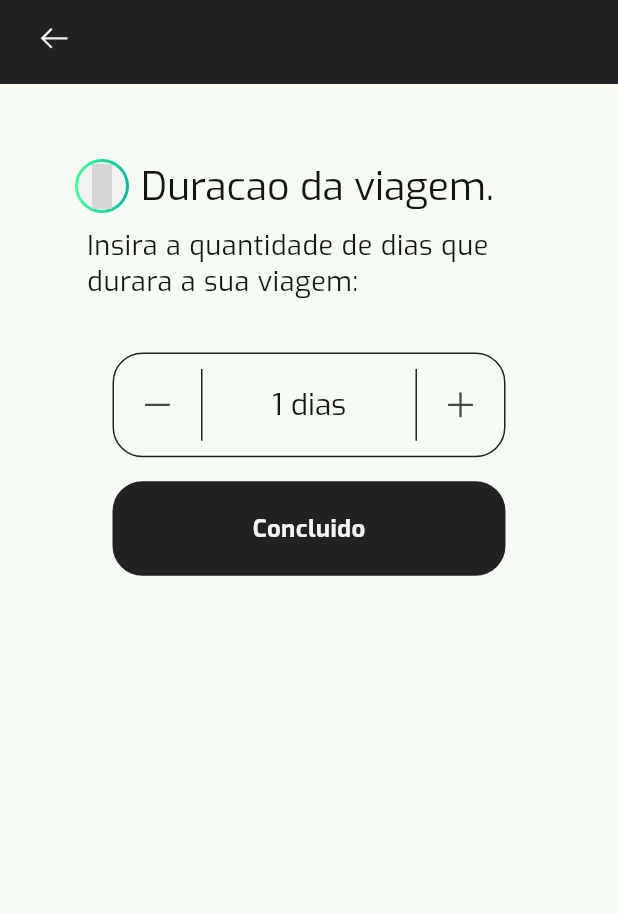
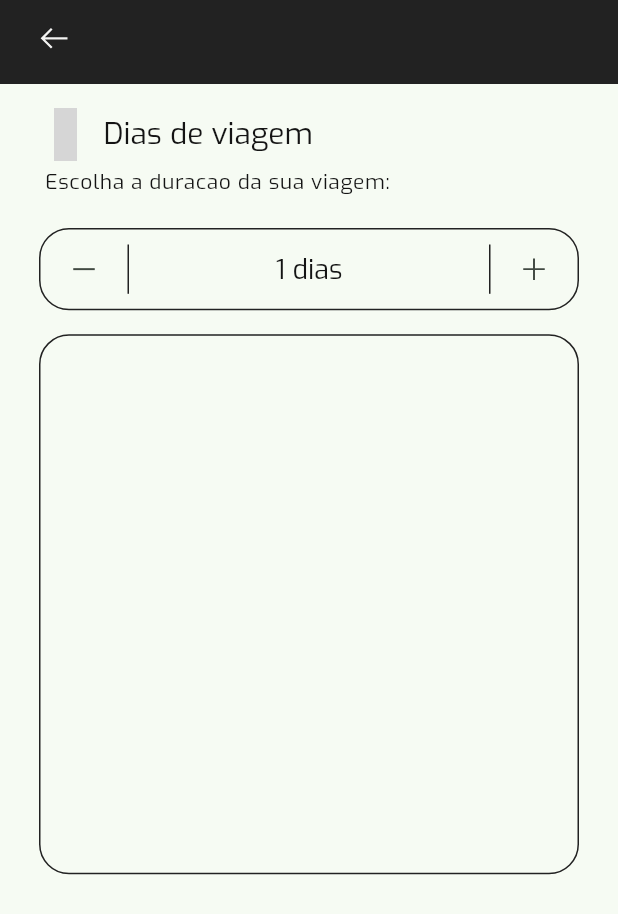
Before and after one commit to voidrt/viagens, a Flutter app: the TripDurationLayout screen opened directly, after a tap on an icon or button, on a phone screen of 412 x 824 dp. Shown: the top 914 px of the screen. Run offline on Flutter 3.47's test engine with Material 3 defaults, Android fonts, the phone set to English and light mode, and no system bars; our stand-ins replace firebase_auth, firebase_core, flutter_riverpod, go_router, google_sign_in, line_icons; missing offline and left inert: dash_flags; accounts and stored records are empty; network calls fail; grey boxes are pictures that could not be loaded.

Commit message:
Change Notifier setup for Trip Duration

```diff
--- /dev/null
+++ b/lib/core/providers/trip_duration/duration_provider.dart
@@ -0,0 +1,24 @@
+import 'dart:math';
+
+import 'package:flutter/material.dart';
+import 'package:flutter_riverpod/flutter_riverpod.dart';
+
+final tripDurationProvider = ChangeNotifierProvider<TripDuration>(
+  (ref) => TripDuration(duration: 0),
+);
+
+class TripDuration extends ChangeNotifier {
+  TripDuration({required this.duration});
+
+  int duration;
+
+  void decrement() {
+    duration = max(duration - 1, 0);
+    notifyListeners();
+  }
+
+  void increment() {
+    duration++;
+    notifyListeners();
+  }
+}
--- a/lib/interface/auth/components/divider_text.dart
+++ b/lib/interface/auth/components/divider_text.dart
@@ -8,7 +8,7 @@ class DividerText extends StatelessWidget {
   Widget build(BuildContext context) {
     return Padding(
       padding: const EdgeInsets.symmetric(
-        vertical: Paddings.bigger / 1.5,
+        vertical: Paddings.big,
       ),
       child: Row(
         children: [
--- a/lib/interface/auth/components/forgot_password.dart
+++ b/lib/interface/auth/components/forgot_password.dart
@@ -9,7 +9,7 @@ class ForgotPassword extends StatelessWidget {
   Widget build(BuildContext context) {
     return Padding(
       padding: const EdgeInsets.only(
-        top: Paddings.kDefault,
+        top: Paddings.medium,
         bottom: Paddings.kDefault,
       ),
       child: Row(
--- a/lib/interface/auth/layout/login_layout.dart
+++ b/lib/interface/auth/layout/login_layout.dart
@@ -32,7 +32,7 @@ class LoginScreenLayout extends StatelessWidget {
               InputSection(),
               DividerText(),
               AccLoginRow(),
-              SizedBox(height: Paddings.bigger),
+              SizedBox(height: Paddings.big),
               CreateAccountText()
             ],
           ),
--- a/lib/interface/create_itinerary/place_search/components/popular_list.dart
+++ b/lib/interface/create_itinerary/place_search/components/popular_list.dart
@@ -1,7 +1,7 @@
 import 'package:flutter/material.dart';
 import 'package:flutter_riverpod/flutter_riverpod.dart';
 import 'package:turismo_mobile/core/models/itinerary/trip_place_model.dart';
-import 'package:turismo_mobile/core/providers/popular_places_provider.dart';
+import 'package:turismo_mobile/core/providers/popular_cities/popular_places_provider.dart';
 import 'package:turismo_mobile/interface/create_itinerary/place_search/components/popular_places_item.dart';
 
 class PopularPlaces extends ConsumerWidget {
--- /dev/null
+++ b/lib/interface/create_itinerary/trip_duration/components/calendar.dart
@@ -0,0 +1,24 @@
+import 'package:flutter/material.dart';
+import 'package:turismo_mobile/theme/padding/padding.dart';
+
+class CalendarWidget extends StatelessWidget {
+  const CalendarWidget({super.key});
+
+  @override
+  Widget build(BuildContext context) {
+    return Container(
+      decoration: BoxDecoration(
+        borderRadius: const BorderRadius.all(
+          Radius.circular(20),
+        ),
+        border: Border.all(
+          width: 1,
+          color: Theme.of(context).colorScheme.shadow,
+        ),
+      ),
+      height: 360,
+      width: double.infinity,
+      margin: const EdgeInsets.symmetric(horizontal: Paddings.big),
+    );
+  }
+}
--- a/lib/interface/create_itinerary/trip_duration/components/duration_picker.dart
+++ b/lib/interface/create_itinerary/trip_duration/components/duration_picker.dart
@@ -1,12 +1,11 @@
 import 'package:flutter/material.dart';
-import 'package:go_router/go_router.dart';
+import 'package:flutter_riverpod/flutter_riverpod.dart';
 import 'package:line_icons/line_icons.dart';
 import 'package:turismo_mobile/core/models/itinerary/itinerary.dart';
-import 'package:turismo_mobile/interface/widgets/button.dart';
+import 'package:turismo_mobile/core/providers/trip_duration/duration_provider.dart';
 import 'package:turismo_mobile/theme/padding/padding.dart';
-import 'dart:math';
 
-class DurationPicker extends StatefulWidget {
+class DurationPicker extends ConsumerWidget {
   const DurationPicker({
     super.key,
     required this.maxHeight,
@@ -17,43 +16,19 @@ class DurationPicker extends StatefulWidget {
   final ItineraryModel? model;
 
   @override
-  State<DurationPicker> createState() => _DurationPickerState();
-}
+  Widget build(BuildContext context, WidgetRef ref) {
+    final days = ref.watch(tripDurationProvider).duration;
 
-class _DurationPickerState extends State<DurationPicker> {
-  late int days;
-
-  void decrement() {
-    setState(() => days = max(days - 1, 0));
-  }
-
-  void increment() {
-    setState(() => days++);
-  }
-
-  @override
-  void initState() {
-    days = 0;
-    super.initState();
-  }
-
-  @override
-  Widget build(BuildContext context) {
-    return Column(
-      children: [
-        Container(
-          height: widget.maxHeight / 11,
-          margin: const EdgeInsets.symmetric(horizontal: Paddings.big),
+    return Container(
+      height: maxHeight / 14,
+      width: double.infinity,
       padding: const EdgeInsets.symmetric(
         vertical: Paddings.medium,
         horizontal: Paddings.small,
       ),
       decoration: BoxDecoration(
-            borderRadius: const BorderRadius.all(
-              Radius.circular(20),
-            ),
+        borderRadius: const BorderRadius.all(Radius.circular(20)),
         border: Border.all(
-              width: 1,
           color: Theme.of(context).colorScheme.shadow,
         ),
       ),
@@ -63,8 +38,10 @@ class _DurationPickerState extends State<DurationPicker> {
           Row(
             children: [
               IconButton(
-                    onPressed: decrement,
-                    icon: const Icon(LineIcons.minus),
+                onPressed: ref.read(tripDurationProvider).decrement,
+                icon: const Icon(
+                  LineIcons.minus,
+                ),
               ),
               const SizedBox(width: Paddings.small),
               VerticalDivider(
@@ -91,31 +68,15 @@ class _DurationPickerState extends State<DurationPicker> {
               ),
               const SizedBox(width: Paddings.small),
               IconButton(
-                    onPressed: increment,
-                    icon: const Icon(LineIcons.plus),
+                onPressed: ref.read(tripDurationProvider).increment,
+                icon: const Icon(
+                  LineIcons.plus,
+                ),
               ),
             ],
           ),
         ],
       ),
-        ),
-        const SizedBox(height: Paddings.kDefault),
-        Padding(
-          padding: const EdgeInsets.symmetric(horizontal: Paddings.big),
-          child: BoldButton(
-            onTap: () {
-              context.pushNamed(
-                'trip-duration',
-                extra: widget.model?.copyWith(),
-              );
-            },
-            text: 'Concluido',
-            border: const BorderRadius.all(
-              Radius.circular(20),
-            ),
-          ),
-        ),
-      ],
     );
   }
 }
--- a/lib/interface/create_itinerary/trip_duration/components/text_row.dart
+++ b/lib/interface/create_itinerary/trip_duration/components/text_row.dart
@@ -1,7 +1,6 @@
 import 'package:flutter/material.dart';
 import 'package:line_icons/line_icons.dart';
 import 'package:turismo_mobile/interface/widgets/gradient_mask.dart';
-import 'package:turismo_mobile/interface/widgets/outlined_container.dart';
 import 'package:turismo_mobile/theme/padding/padding.dart';
 
 class TextRow extends StatelessWidget {
@@ -12,14 +11,18 @@ class TextRow extends StatelessWidget {
     return Column(
       crossAxisAlignment: CrossAxisAlignment.start,
       children: [
-        Row(
+        Padding(
+          padding: const EdgeInsets.only(
+            left: Paddings.big,
+            top: Paddings.kDefault,
+          ),
+          child: Row(
+            mainAxisAlignment: MainAxisAlignment.start,
             children: [
-            const OutlinedGradientContainer(
-              child: GradientMask(
+              const GradientMask(
                 child: Icon(
                   LineIcons.calendarWithWeekFocus,
-                  size: 30,
-                ),
+                  size: 35,
                 ),
               ),
               Padding(
@@ -27,19 +30,21 @@ class TextRow extends StatelessWidget {
                   left: Paddings.medium,
                 ),
                 child: Text(
-                'Duracao da viagem.',
+                  'Dias de viagem',
                   style: Theme.of(context).textTheme.displayMedium,
                 ),
               ),
             ],
           ),
+        ),
         Padding(
           padding: const EdgeInsets.symmetric(
-            vertical: Paddings.small + 5,
-            horizontal: Paddings.medium,
+            vertical: Paddings.small,
+            horizontal: Paddings.big,
           ),
           child: Text(
-            'Insira a quantidade de dias que durara a sua viagem:',
+            ' Escolha a duracao da sua viagem:',
+            textAlign: TextAlign.center,
             style: Theme.of(context).textTheme.bodySmall,
           ),
         ),
--- a/lib/interface/create_itinerary/trip_duration/layout/trip_duration.dart
+++ b/lib/interface/create_itinerary/trip_duration/layout/trip_duration.dart
@@ -3,6 +3,7 @@ import 'package:flutter_riverpod/flutter_riverpod.dart';
 import 'package:go_router/go_router.dart';
 import 'package:line_icons/line_icons.dart';
 import 'package:turismo_mobile/core/models/itinerary/itinerary.dart';
+import 'package:turismo_mobile/interface/create_itinerary/trip_duration/components/calendar.dart';
 import 'package:turismo_mobile/interface/create_itinerary/trip_duration/components/duration_picker.dart';
 import 'package:turismo_mobile/interface/create_itinerary/trip_duration/components/text_row.dart';
 import 'package:turismo_mobile/interface/widgets/clear_appbar.dart';
@@ -29,22 +30,22 @@ class TripDurationLayout extends ConsumerWidget {
       ),
       body: LayoutBuilder(
         builder: (context, constraints) {
-          return Padding(
-            padding: const EdgeInsets.symmetric(
-              vertical: Paddings.bigger,
-              horizontal: Paddings.bigger,
-            ),
-            child: Column(
+          return Column(
             children: [
               const TextRow(),
               const SizedBox(
-                  height: Paddings.big,
+                height: Paddings.kDefault,
               ),
-                DurationPicker(
+              Padding(
+                padding: const EdgeInsets.symmetric(horizontal: Paddings.big),
+                child: DurationPicker(
                   maxHeight: constraints.maxHeight,
+                  model: model,
                 ),
+              ),
+              const SizedBox(height: Paddings.kDefault),
+              const CalendarWidget(),
             ],
-            ),
           );
         },
       ),
--- a/lib/interface/home/components/recommended/recommended_trips_row.dart
+++ b/lib/interface/home/components/recommended/recommended_trips_row.dart
@@ -32,7 +32,7 @@ class _RecommendedTripsRowState extends State<RecommendedTripsRow> {
           children: [
             Padding(
               padding: const EdgeInsets.fromLTRB(
-                Paddings.big,
+                Paddings.kDefault,
                 Paddings.kDefault,
                 0,
                 Paddings.kDefault,
--- a/lib/interface/home/components/user_itineraries/itinerary_tile.dart
+++ b/lib/interface/home/components/user_itineraries/itinerary_tile.dart
@@ -27,8 +27,8 @@ class ItineraryTile extends StatelessWidget {
       height: height / 3,
       width: width,
       margin: const EdgeInsets.symmetric(
-        vertical: Paddings.big - 10,
-        horizontal: Paddings.big + 5,
+        vertical: Paddings.kDefault,
+        horizontal: Paddings.kDefault + 5,
       ),
       decoration: BoxDecoration(
         borderRadius: const BorderRadius.all(
--- a/lib/interface/home/layout/available_travels.dart
+++ b/lib/interface/home/layout/available_travels.dart
@@ -28,7 +28,7 @@ class _AvailableTravelsState extends ConsumerState<AvailableTravels> {
         children: [
           Padding(
             padding: const EdgeInsets.fromLTRB(
-              Paddings.big,
+              Paddings.kDefault,
               Paddings.small,
               0,
               0,
--- a/lib/interface/home/layout/home_layout.dart
+++ b/lib/interface/home/layout/home_layout.dart
@@ -2,8 +2,8 @@ import 'package:flutter_riverpod/flutter_riverpod.dart';
 import 'package:flutter/material.dart';
 import 'package:go_router/go_router.dart';
 import 'package:line_icons/line_icons.dart';
-import 'package:turismo_mobile/core/providers/itinerary_providers.dart';
-import 'package:turismo_mobile/core/providers/recommended_tab.dart';
+import 'package:turismo_mobile/core/providers/itinerary/itinerary_providers.dart';
+import 'package:turismo_mobile/core/providers/recommended_trips/recommended_tab.dart';
 import 'package:turismo_mobile/interface/home/components/recommended/recommended_trips_row.dart';
 import 'package:turismo_mobile/interface/home/components/user_itineraries/add_itinerary_text.dart';
 import 'package:turismo_mobile/interface/home/layout/available_travels.dart';
--- a/lib/theme/light_theme/app_theme.dart
+++ b/lib/theme/light_theme/app_theme.dart
@@ -8,7 +8,6 @@ class LightTheme {
     useMaterial3: true,
     //? TEXT THEME
     fontFamily: 'Exo',
-
     textTheme: const TextTheme().copyWith(
       bodySmall: Texts.bodySmall,
       displayMedium: Texts.titleMedium,
@@ -19,6 +18,17 @@ class LightTheme {
     //? COLORS
     unselectedWidgetColor: Colors.white.withOpacity(0.67),
     dividerColor: LightThemeColors.lightGrey.withOpacity(0.1),
+    colorScheme: ColorScheme.fromSeed(
+      brightness: Brightness.light,
+      seedColor: LightThemeColors.primary,
+      primary: LightThemeColors.primary,
+      secondary: LightThemeColors.secondary,
+      error: LightThemeColors.errorRed,
+      background: LightThemeColors.background,
+      onBackground: LightThemeColors.onBackground,
+      shadow: LightThemeColors.black,
+    ),
+    //? DECORATIONS
     inputDecorationTheme: const InputDecorationTheme(
       fillColor: LightThemeColors.onBackground,
       filled: true,
@@ -38,15 +48,5 @@ class LightTheme {
         ),
       ),
     ),
-    colorScheme: ColorScheme.fromSeed(
-      brightness: Brightness.light,
-      seedColor: LightThemeColors.primary,
-      primary: LightThemeColors.primary,
-      secondary: LightThemeColors.secondary,
-      error: LightThemeColors.errorRed,
-      background: LightThemeColors.background,
-      onBackground: LightThemeColors.onBackground,
-      shadow: LightThemeColors.black,
-    ),
   );
 }
--- a/lib/theme/padding/padding.dart
+++ b/lib/theme/padding/padding.dart
@@ -2,6 +2,6 @@ class Paddings {
   static const double small = 5;
   static const double medium = 8;
   static const double kDefault = 16;
-  static const double big = 25;
+  static const double big = 26;
   static const double bigger = 50;
 }
```
Also changed, not shown: lib/interface/auth/components/text_field.dart (+5 -2 lines), lib/theme/text_settings/text.dart (+8 -8 lines), lib/core/providers/itinerary/itinerary_providers.dart (renamed from lib/core/providers/itinerary_providers.dart), lib/core/providers/popular_cities/popular_places_provider.dart (renamed from lib/core/providers/popular_places_provider.dart), lib/core/providers/recommended_trips/recommended_tab.dart (renamed from lib/core/providers/recommended_tab.dart). Lines whose indentation alone changed are shown as unchanged.
